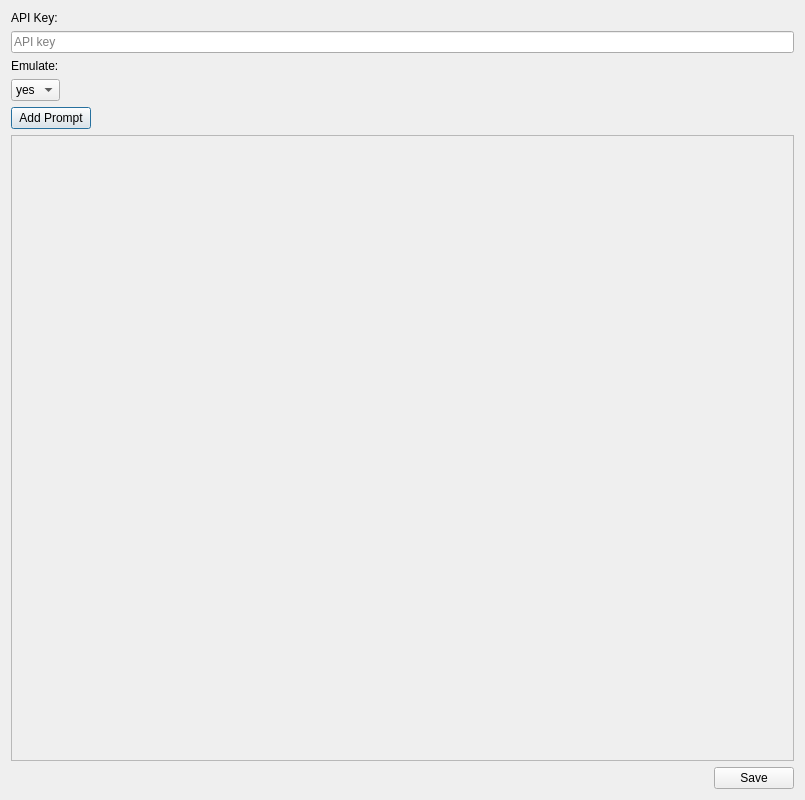
Old version of the form 99999999/SettingsWindow.ui in the repository ganqqwerty/addons-anki.
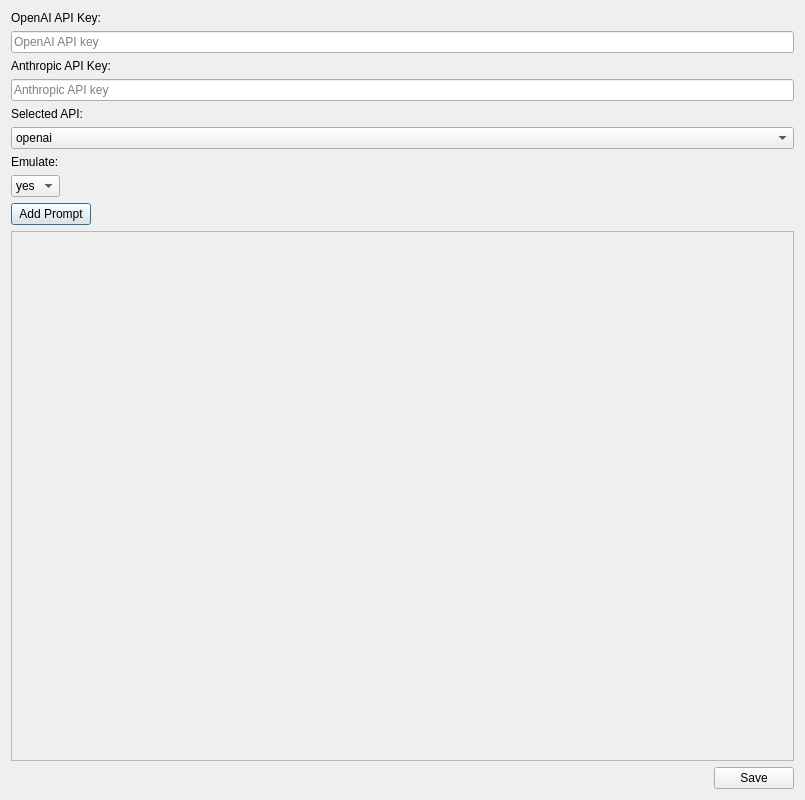
New version of the form.

The edit to the form file:
```diff
--- a/99999999/SettingsWindow.ui
+++ b/99999999/SettingsWindow.ui
@@ -26,17 +26,52 @@
    <item>
     <widget class="QLabel" name="labelApiKey">
      <property name="text">
-      <string>API Key:</string>
+      <string>OpenAI API Key:</string>
      </property>
     </widget>
    </item>
    <item>
     <widget class="QLineEdit" name="apiKey">
      <property name="placeholderText">
-      <string>API key</string>
+      <string>OpenAI API key</string>
      </property>
     </widget>
    </item>
+   <item>
+    <widget class="QLabel" name="labelAnthropicKey">
+     <property name="text">
+      <string>Anthropic API Key:</string>
+     </property>
+    </widget>
+   </item>
+   <item>
+    <widget class="QLineEdit" name="anthropicKey">
+     <property name="placeholderText">
+      <string>Anthropic API key</string>
+     </property>
+    </widget>
+   </item>
+   <item>
+    <widget class="QLabel" name="labelSelectedApi">
+     <property name="text">
+      <string>Selected API:</string>
+     </property>
+    </widget>
+   </item>
+   <item>
+    <widget class="QComboBox" name="selectedApi">
+     <item>
+      <property name="text">
+       <string>openai</string>
+      </property>
+     </item>
+     <item>
+      <property name="text">
+       <string>anthropic</string>
+      </property>
+     </item>
+    </widget>
+   </item>
    <item>
     <widget class="QLabel" name="labelEmulate">
      <property name="text">
```
